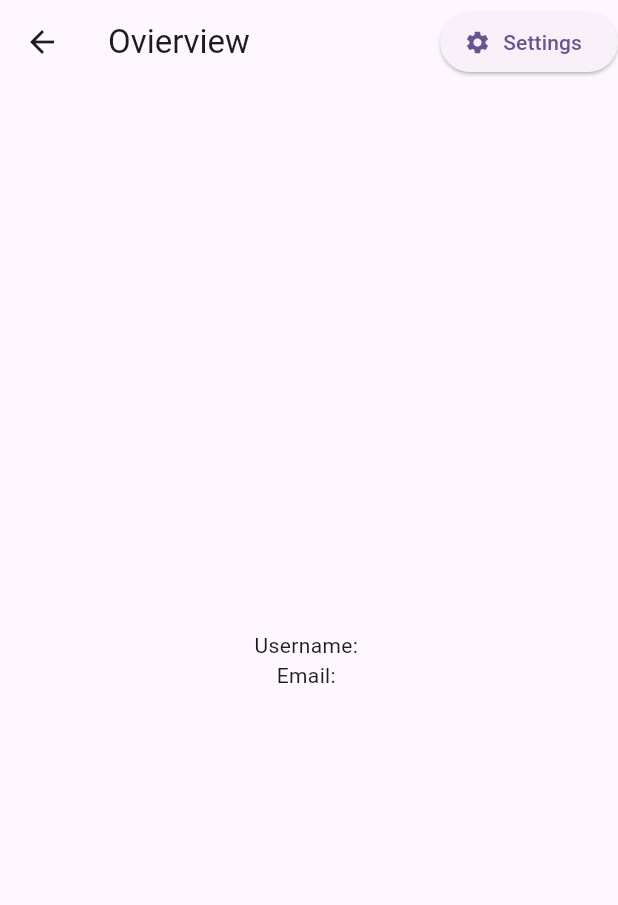
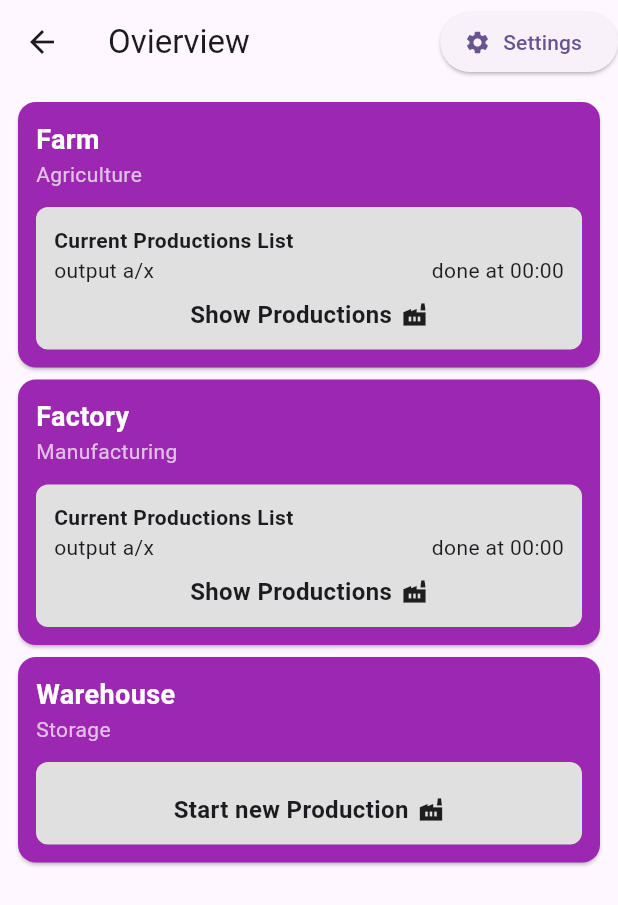
Before and after one commit to FiSeStRo/Ecoland-Apps, a Flutter app: the OverviewScreen screen opened by its route, on a phone screen of 412 x 824 dp. Shown: the top 905 px of the screen. Run offline on Flutter 3.47's test engine with Material 3 defaults, Android fonts, the light colour scheme and no system bars; our stand-ins replace dio.

Commit message:
add building card and refactoring

```diff
--- /dev/null
+++ b/lib/components/building_card.dart
@@ -0,0 +1,91 @@
+import 'package:flutter/material.dart';
+
+class BuildingCard extends StatelessWidget {
+  final String name;
+  final String type;
+  final bool hasActiveProduction;
+  final VoidCallback onProductionTap;
+
+  const BuildingCard({
+    super.key,
+    required this.name,
+    required this.type,
+    required this.hasActiveProduction,
+    required this.onProductionTap,
+  });
+
+  @override
+  Widget build(BuildContext context) {
+    return Card(
+      shape: RoundedRectangleBorder(borderRadius: BorderRadius.circular(12)),
+      color: Colors.purple,
+      child: Padding(
+        padding: const EdgeInsets.all(12),
+        child: Column(
+          crossAxisAlignment: CrossAxisAlignment.start,
+          children: [
+            Text(
+              name,
+              style: const TextStyle(
+                color: Colors.white,
+                fontSize: 18,
+                fontWeight: FontWeight.bold,
+              ),
+            ),
+            Text(
+              type,
+              style: const TextStyle(
+                color: Colors.white70,
+                fontSize: 14,
+              ),
+            ),
+            const SizedBox(height: 12),
+            Container(
+              padding: const EdgeInsets.all(12),
+              decoration: BoxDecoration(
+                color: Colors.grey[300],
+                borderRadius: BorderRadius.circular(8),
+              ),
+              child: Column(
+                crossAxisAlignment: CrossAxisAlignment.start,
+                children: [
+                  if (hasActiveProduction)
+                    const Text(
+                      "Current Productions List",
+                      style: TextStyle(fontWeight: FontWeight.bold),
+                    ),
+                  if (hasActiveProduction)
+                    const Row(
+                      mainAxisAlignment: MainAxisAlignment.spaceBetween,
+                      children: [
+                        Text("output a/x"),
+                        Text("done at 00:00"),
+                      ],
+                    ),
+                  const SizedBox(height: 8),
+                  GestureDetector(
+                    onTap: onProductionTap,
+                    child: Row(
+                      mainAxisAlignment: MainAxisAlignment.center,
+                      children: [
+                        Text(
+                          hasActiveProduction
+                              ? "Show Productions"
+                              : "Start new Production",
+                          style: const TextStyle(
+                              fontWeight: FontWeight.bold, fontSize: 16),
+                        ),
+                        const SizedBox(width: 6),
+                        const Icon(Icons.factory, size: 18),
+                      ],
+                    ),
+                  ),
+                ],
+              ),
+            ),
+          ],
+        ),
+      ),
+    );
+  }
+}
--- a/lib/main.dart
+++ b/lib/main.dart
@@ -1,4 +1,5 @@
 import 'package:ecoland_application/navigation/routes.dart';
+import 'package:ecoland_application/providers/buildings_provider.dart';
 import 'package:ecoland_application/providers/user_settings_provider.dart';
 import 'package:ecoland_application/screens/sign_in_screen.dart';
 import 'package:flutter/material.dart';
@@ -7,7 +8,8 @@ import 'package:provider/provider.dart';
 void main() {
   runApp(MultiProvider(
     providers: [
-      ChangeNotifierProvider(create: (context) => UserSettingsProvider())
+      ChangeNotifierProvider(create: (context) => UserSettingsProvider()),
+      ChangeNotifierProvider(create: (context) => BuildingsProvider())
     ],
     child: const MyApp(),
   ));
--- /dev/null
+++ b/lib/models/building.dart
@@ -0,0 +1,35 @@
+import 'package:ecoland_application/models/production.dart';
+
+class Building {
+  final String name;
+  final int id;
+  ProductionBase? production;
+  DefType type;
+
+  Building(
+      {required this.name,
+      required this.id,
+      required this.type,
+      this.production});
+
+  factory Building.fromJson(Map<String, dynamic> json) {
+    return Building(name: json['name'], id: json['id'], type: json['type']);
+  }
+
+  Map<String, dynamic> toJson() {
+    return {
+      'name': name,
+      'id': id,
+    };
+  }
+}
+
+class DefType {
+  int defId;
+  String tokenName;
+
+  DefType({
+    required this.defId,
+    required this.tokenName,
+  });
+}
--- /dev/null
+++ b/lib/models/production.dart
@@ -0,0 +1,52 @@
+///Production_Base
+class ProductionBase {
+  Cycles cycles;
+
+  int? id;
+  bool isActive;
+  List<ProductionsInOutList> productsIn;
+  List<ProductionsInOutList> productsOut;
+  DateTime timeEnd;
+
+  ProductionBase({
+    required this.cycles,
+    required this.id,
+    required this.isActive,
+    required this.productsIn,
+    required this.productsOut,
+    required this.timeEnd,
+  });
+}
+
+class Cycles {
+  int completed;
+  int total;
+
+  Cycles({
+    required this.completed,
+    required this.total,
+  });
+}
+
+class ProductionsInOutList {
+  Amount amount;
+
+  int id;
+  String tokenName;
+
+  ProductionsInOutList({
+    required this.amount,
+    required this.id,
+    required this.tokenName,
+  });
+}
+
+class Amount {
+  int current;
+  int total;
+
+  Amount({
+    required this.current,
+    required this.total,
+  });
+}
--- a/lib/navigation/routes.dart
+++ b/lib/navigation/routes.dart
@@ -1,3 +1,4 @@
+import 'package:ecoland_application/screens/production_screen.dart';
 import 'package:flutter/material.dart';
 import 'package:ecoland_application/screens/signup_screen.dart';
 import 'package:ecoland_application/screens/sign_in_screen.dart';
@@ -9,11 +10,13 @@ class Routes {
   static const String signIn = '/sign-in';
   static const String overview = '/overview';
   static const String userSettings = '/user-settings';
+  static const String production = '/production';
 
   static final Map<String, WidgetBuilder> routes = {
     signUp: (context) => SignupScreen(),
     signIn: (context) => SignInScreen(),
     overview: (context) => OverviewScreen(),
     userSettings: (context) => UserSettingsScreen(),
+    production: (context) => ProductionScreen()
   };
 }
--- a/lib/providers/api/config.dart
+++ /dev/null
@@ -1,18 +0,0 @@
-import 'dart:io';
-
-import 'package:flutter/foundation.dart';
-
-class AppConfig {
-  static String get baseUrl {
-    if (kIsWeb) {
-      return 'http://localhost:8081'; // Web
-    } else if (Platform.isAndroid) {
-      return 'http://10.0.2.2:8081'; // Android Emulator
-    } else {
-      return 'http://localhost:8081'; // Default (e.g., iOS, desktop)
-    }
-  }
-  static const Map<String, String> defaultHeaders = {
-    'Content-Type': 'application/json',
-  };
-}
--- /dev/null
+++ b/lib/providers/buildings_provider.dart
@@ -0,0 +1,52 @@
+import 'package:ecoland_application/models/building.dart';
+import 'package:ecoland_application/models/production.dart';
+import 'package:ecoland_application/providers/productions_provider.dart';
+import 'package:flutter/material.dart';
+
+class BuildingsProvider with ChangeNotifier {
+  //TODo: Test Data to be replaced with call to get buildings
+  final List<Building> _buildings = [
+    Building(
+      name: 'Farm',
+      id: 1,
+      type: DefType(defId: 100, tokenName: 'Agriculture'),
+      production: ProductionBase(
+        cycles: Cycles(completed: 0, total: 10),
+        id: 1,
+        isActive: true,
+        productsIn: [],
+        productsOut: [],
+        timeEnd: DateTime.now().add(const Duration(hours: 1)),
+      ),
+    ),
+    Building(
+      name: 'Factory',
+      id: 2,
+      type: DefType(defId: 101, tokenName: 'Manufacturing'),
+      production: ProductionBase(
+        cycles: Cycles(completed: 2, total: 8),
+        id: 2,
+        isActive: true,
+        productsIn: [],
+        productsOut: [],
+        timeEnd: DateTime.now().add(const Duration(hours: 2)),
+      ),
+    ),
+    Building(
+      name: 'Warehouse',
+      id: 3,
+      type: DefType(defId: 102, tokenName: 'Storage'),
+      production: ProductionBase(
+        cycles: Cycles(completed: 5, total: 12),
+        id: 3,
+        isActive: false,
+        productsIn: [],
+        productsOut: [],
+        timeEnd: DateTime.now().add(const Duration(hours: 3)),
+      ),
+    ),
+  ];
+
+  //Getters
+  get buildings => _buildings;
+}
--- a/lib/screens/overview_screen.dart
+++ b/lib/screens/overview_screen.dart
@@ -1,4 +1,7 @@
+import 'package:ecoland_application/components/building_card.dart';
+import 'package:ecoland_application/models/building.dart';
 import 'package:ecoland_application/navigation/routes.dart';
+import 'package:ecoland_application/providers/buildings_provider.dart';
 import 'package:ecoland_application/providers/user_settings_provider.dart';
 import 'package:flutter/material.dart';
 import 'package:provider/provider.dart';
@@ -14,8 +17,18 @@ class _OverviewScreenState extends State<OverviewScreen> {
   @override
   Widget build(BuildContext context) {
     final userSettings = Provider.of<UserSettingsProvider>(context);
-    final username = userSettings.userName;
-    final email = userSettings.eMail;
+    final buildingsP = Provider.of<BuildingsProvider>(context);
+    final List<Building> buildings = buildingsP.buildings;
+    List<Widget> buildings_container = [];
+    for (var building in buildings) {
+      buildings_container.add(BuildingCard(
+        name: building.name,
+        type: building.type.tokenName,
+        hasActiveProduction: building.production?.isActive ?? false,
+        onProductionTap: () =>
+            {Navigator.of(context).pushNamed(Routes.production)},
+      ));
+    }
 
     return Scaffold(
         appBar: AppBar(
@@ -31,15 +44,9 @@ class _OverviewScreenState extends State<OverviewScreen> {
             )
           ],
         ),
-      body: Center(
-        child: Column(
-          mainAxisAlignment: MainAxisAlignment.center,
-          children: [
-            Text("Username: $username"),
-            Text("Email: $email"),
-          ],
-        ),
-      ),
-    );
+        body: ListView(
+          padding: const EdgeInsets.all(8),
+          children: buildings_container,
+        ));
   }
 }
--- a/lib/screens/sign_in_screen.dart
+++ b/lib/screens/sign_in_screen.dart
@@ -43,7 +43,9 @@ class _SignInScreenState extends State<SignInScreen> {
                     final navigator = Navigator.of(context);
                     if (_usernameController.text == "" ||
                         _passwordController.text == "") {
-                      //ToDo: Show error username or password can't be empty
+                      showCustomNotification(context,
+                          message: "Username or password can't be empty",
+                          type: NotificationType.error);
                       return;
                     }
                     try {
@@ -66,7 +68,7 @@ class _SignInScreenState extends State<SignInScreen> {
               ElevatedButton(
                   onPressed: () {
                     final navigator = Navigator.of(context);
-                    navigator.pushNamed("/sign-up");
+                    navigator.pushNamed(Routes.signUp);
                   },
                   child: const Text("Sign Up here")),
             ],
--- a/pubspec.yaml
+++ b/pubspec.yaml
@@ -37,6 +37,7 @@ dependencies:
   cupertino_icons: ^1.0.8
   provider: ^6.1.2
   http: ^1.3.0
+  dio: ^5.8.0+1
 
 dev_dependencies:
   flutter_test:
```
Also changed, not shown: lib/providers/api/api.dart (added, +69 -0 lines), lib/providers/api/authentication.dart (+4 -5 lines), lib/providers/api/user_settings_api.dart (+28 -33 lines), lib/providers/user_settings_provider.dart (+4 -6 lines), lib/screens/production_screen.dart (added, +12 -0 lines), lib/models/user.dart (added), lib/providers/productions_provider.dart (added), pubspec.lock. Lines whose indentation alone changed are shown as unchanged.
